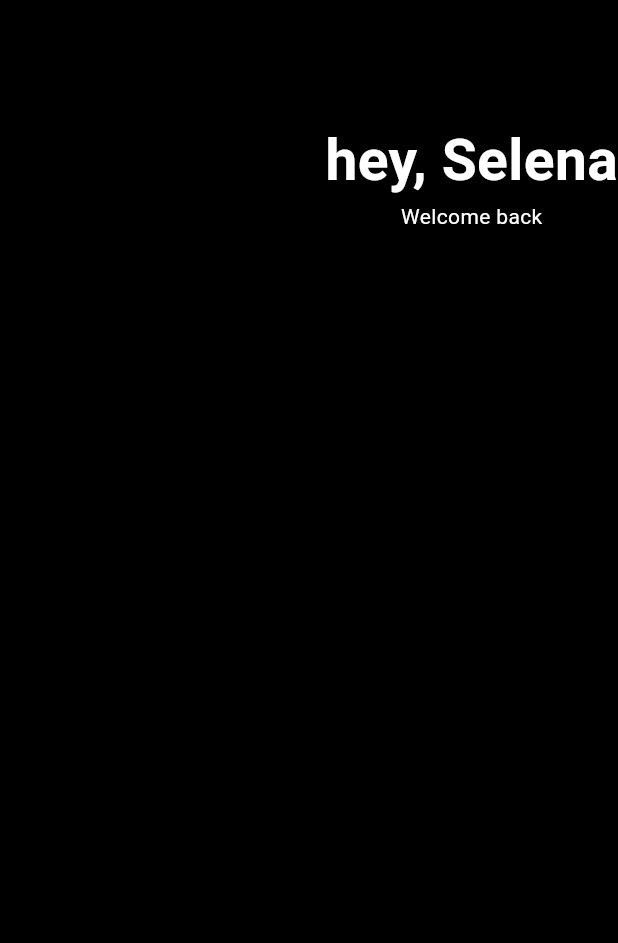
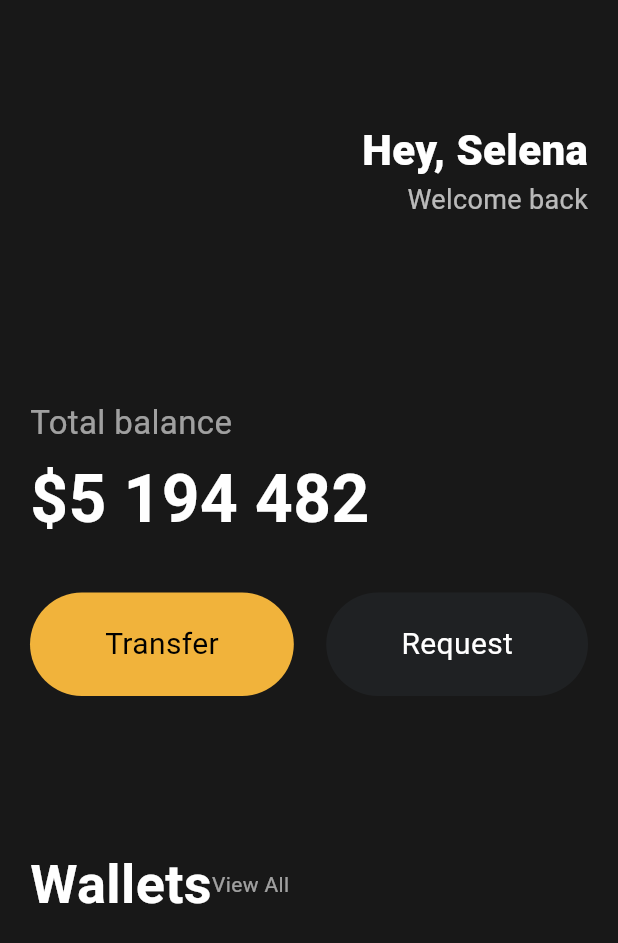
Before and after one commit to minwoo0708/flutter_clone, a Flutter app: the screen it shows after launch, on a phone screen of 412 x 824 dp. Shown: the top 943 px of the screen. Run offline on Flutter 3.47's test engine with Material 3 defaults, Android fonts, the phone set to English and light mode, and no system bars.

Commit message:
빨리 끝내자

```diff
--- a/analysis_options.yaml
+++ b/analysis_options.yaml
@@ -21,6 +21,9 @@ linter:
   # `// ignore_for_file: name_of_lint` syntax on the line or in the file
   # producing the lint.
   rules:
+    prefer_const_constructors: true
+    prefer_const_literals_to_create_immutables: true
+    prefer_const_declarations: true
     # avoid_print: false  # Uncomment to disable the `avoid_print` rule
     # prefer_single_quotes: true  # Uncomment to enable the `prefer_single_quotes` rule
 
--- a/lib/main.dart
+++ b/lib/main.dart
@@ -1,7 +1,8 @@
 import 'package:flutter/material.dart';
+import 'widgets/button.dart';
 
 void main() {
-  runApp(app());
+  runApp(const app());
 }
 
 class app extends StatelessWidget {
@@ -11,32 +12,90 @@ class app extends StatelessWidget {
   Widget build(BuildContext context) {
     return MaterialApp(
       home: Scaffold(
-        backgroundColor: Colors.black,
-        body: Column(
+        backgroundColor: const Color(0xFF181818),
+        body: Padding(
+          padding: const EdgeInsets.symmetric(horizontal: 20),
+          child: Column(
+            crossAxisAlignment: CrossAxisAlignment.start,
             children: [
-            SizedBox(
-              height: 80,
-            ),
+              const SizedBox(height: 80),
               Row(
                 mainAxisAlignment: MainAxisAlignment.end,
                 children: [
-                Column(children: [
-                  Text('hey, Selena',
+                  Column(
+                    crossAxisAlignment: CrossAxisAlignment.end,
+                    children: [
+                      const Text(
+                        'Hey, Selena',
                         style: TextStyle(
                           color: Colors.white,
-                    fontSize: 38,
-                    fontWeight:  FontWeight.w600
+                          fontSize: 28,
+                          fontWeight: FontWeight.w800,
                         ),
                       ),
-                  Text('Welcome back',
+                      Text(
+                        'Welcome back',
+                        style: TextStyle(
+                          color: Colors.white.withOpacity(0.7),
+                          fontSize: 18,
+                        ),
+                      ),
+                    ],
+                  ),
+                ],
+              ),
+              const SizedBox(height: 120),
+              Text(
+                'Total balance',
+                style: TextStyle(
+                  fontSize: 22,
+                  color: Colors.white.withAlpha(150),
+                ),
+              ),
+              const SizedBox(height: 5),
+              const Text(
+                '\$5 194 482',
+                style: TextStyle(
+                  fontSize: 44,
+                  fontWeight: FontWeight.w600,
+                  color: Colors.white,
+                ),
+              ),
+              const SizedBox(height: 30),
+              const Row(
+                mainAxisAlignment: MainAxisAlignment.spaceBetween,
+                children: [
+                  Button(
+                    text: 'Transfer',
+                    bgColor: Color(0xFFF1B33B),
+                    textColor: Colors.black,
+                  ),
+                  Button(
+                    text: 'Request',
+                    bgColor: Color(0xFF1F2123),
+                    textColor: Colors.white,
+                  ),
+                ],
+              ),
+              const SizedBox(height: 100),
+              const Row(
+                children: [
+                  Text(
+                    'Wallets',
                     style: TextStyle(
                       color: Colors.white,
+                      fontSize: 36,
+                      fontWeight: FontWeight.w600,
                     ),
-                )
-                ],)
+                  ),
+                  Text(
+                    'View All',
+                    style: TextStyle(color: Colors.white.withAlpha(150)),
+                  ),
                 ],
-            )
+              ),
             ],
+          ),
         ),
       ),
     );
--- /dev/null
+++ b/lib/widgets/button.dart
@@ -0,0 +1,29 @@
+import 'package:flutter/material.dart';
+
+class Button extends StatelessWidget {
+  final String text;
+  final Color bgColor;
+  final Color textColor;
+
+  const Button({
+    super.key,
+    required this.text,
+    required this.bgColor,
+    required this.textColor,
+  });
+
+  @override
+  Widget build(BuildContext context) {
+    return Container(
+      decoration: BoxDecoration(
+        color: bgColor,
+        borderRadius: BorderRadius.circular(45),
+      ),
+
+      child: Padding(
+        padding: const EdgeInsets.symmetric(vertical: 20, horizontal: 50),
+        child: Text(text, style: TextStyle(color: textColor, fontSize: 20)),
+      ),
+    );
+  }
+}
```
Lines whose indentation alone changed are shown as unchanged.
